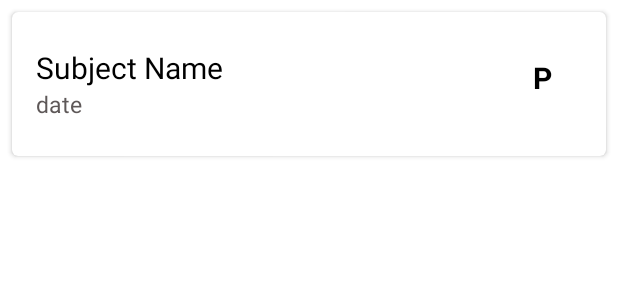
After one commit to SoukainaNadir/StudentTrack, an Android app: the layout item_absence_details.xml on its own in the app's theme, with its tools: preview values and no code run, on a phone screen of 412 x 824 dp. The commit adds this screen. Shown: the top 300 px of the screen. Run offline under Robolectric (Android 15) with nearby library versions, the phone set to English and light mode, and no system bars.

Commit message:
get absences for the student

```diff
--- a/app/src/main/AndroidManifest.xml
+++ b/app/src/main/AndroidManifest.xml
@@ -12,6 +12,9 @@
         android:theme="@style/Theme.StudentTrack"
         tools:targetApi="31">
         <activity
+            android:name=".CheckAbsencesActivity"
+            android:exported="false" />
+        <activity
             android:name=".StartActivity"
             android:exported="true">
             <intent-filter>
@@ -19,7 +22,6 @@
 
                 <category android:name="android.intent.category.LAUNCHER" />
             </intent-filter>
-
         </activity>
         <activity
             android:name=".AbsentDetailsActivity"
@@ -44,7 +46,7 @@
             android:exported="false" />
         <activity
             android:name=".MainActivity"
-            android:exported="false"/>
+            android:exported="false" />
     </application>
 
 </manifest>
--- a/app/src/main/java/com/example/studenttrack/AbsentDetailsActivity.java
+++ b/app/src/main/java/com/example/studenttrack/AbsentDetailsActivity.java
@@ -4,13 +4,10 @@ import androidx.appcompat.app.AppCompatActivity;
 import androidx.appcompat.widget.Toolbar;
 
 import android.database.Cursor;
-import android.database.sqlite.SQLiteDatabase;
 import android.os.Bundle;
-import android.util.Log;
 import android.view.View;
 import android.widget.ImageButton;
 import android.widget.TextView;
-import android.widget.Toast;
 
 public class AbsentDetailsActivity extends AppCompatActivity {
 
--- a/app/src/main/java/com/example/studenttrack/Classitem.java
+++ b/app/src/main/java/com/example/studenttrack/Classitem.java
@@ -39,10 +39,5 @@ public class Classitem {
         this.cid = cid;
     }
 
-    public Classitem(String className, String subjectName){
-        this.className = className;
-        this.subjectName = subjectName;
-
-    }
 
 }
--- a/app/src/main/java/com/example/studenttrack/LoginActivity.java
+++ b/app/src/main/java/com/example/studenttrack/LoginActivity.java
@@ -25,6 +25,7 @@ public class LoginActivity extends AppCompatActivity {
         password = findViewById(R.id.password1);
         signin = findViewById(R.id.signin1);
 
+
         DB = new DBHelper(this);
 
 
@@ -42,6 +43,7 @@ public class LoginActivity extends AppCompatActivity {
                     if (userType.equals("Professor")) {
                         Boolean checkuserpass = DB.checkUsernamePassword(user, pass);
                         if (checkuserpass) {
+
                             Toast.makeText(LoginActivity.this, "Login Successful", Toast.LENGTH_SHORT).show();
                             Intent intent = new Intent(getApplicationContext(), HomeProfActivity.class);
                             startActivity(intent);
@@ -51,9 +53,11 @@ public class LoginActivity extends AppCompatActivity {
                     } else if (userType.equals("Student")) {
                         Boolean checkuserpass = DB.checkUsernamePassword(user, pass);
                         if (checkuserpass) {
+                            String apogee = DB.getApogee(user);
                             Toast.makeText(LoginActivity.this, "Login Successful", Toast.LENGTH_SHORT).show();
                             Intent intent = new Intent(getApplicationContext(), HomeStudentActivity.class);
                             intent.putExtra("username", user);
+                            intent.putExtra("apogee", apogee);
                             startActivity(intent);
                         } else {
                             Toast.makeText(LoginActivity.this, "Invalid Credentials", Toast.LENGTH_SHORT).show();
--- a/app/src/main/java/com/example/studenttrack/MainActivity.java
+++ b/app/src/main/java/com/example/studenttrack/MainActivity.java
@@ -112,6 +112,7 @@ public class MainActivity extends AppCompatActivity {
                             } else if (userType.equals("Student")) {
                                 Intent intent = new Intent(getApplicationContext(), HomeStudentActivity.class);
                                 intent.putExtra("username", user);
+                                intent.putExtra("apogee", apogeeValue);
                                 startActivity(intent);
                             }
                         } else {
--- a/app/src/main/java/com/example/studenttrack/StudentActivity.java
+++ b/app/src/main/java/com/example/studenttrack/StudentActivity.java
@@ -9,9 +9,7 @@ import android.content.Intent;
 import android.database.Cursor;
 import android.os.Bundle;
 import android.util.Log;
-import android.view.Menu;
 import android.view.MenuItem;
-import android.view.View;
 import android.widget.ImageButton;
 import android.widget.TextView;
 import android.widget.Toast;
--- a/app/src/main/res/layout/activity_home_student.xml
+++ b/app/src/main/res/layout/activity_home_student.xml
@@ -28,7 +28,10 @@
         app:layout_constraintTop_toBottomOf="@id/welcome_text"
         app:layout_constraintBottom_toBottomOf="parent"
         app:layout_constraintStart_toStartOf="parent"
-        app:layout_constraintEnd_toEndOf="parent">
+        app:layout_constraintEnd_toEndOf="parent"
+        android:clickable="true"
+        android:focusable="true"
+        android:onClick="onCheckAbsencesClicked">
 
         <RelativeLayout
             android:layout_width="match_parent"
--- /dev/null
+++ b/app/src/main/res/layout/item_absence_details.xml
@@ -0,0 +1,54 @@
+<?xml version="1.0" encoding="utf-8"?>
+<androidx.cardview.widget.CardView xmlns:android="http://schemas.android.com/apk/res/android"
+    android:layout_width="match_parent"
+    android:layout_height="96dp"
+    xmlns:app="http://schemas.android.com/apk/res-auto"
+    app:cardCornerRadius="4dp"
+    android:layout_marginTop="8dp"
+    android:layout_marginRight="8dp"
+    android:layout_marginLeft="8dp"
+    android:background="@color/absent">
+
+    <RelativeLayout
+        android:layout_width="match_parent"
+        android:layout_height="match_parent">
+
+        <LinearLayout
+            android:padding="16dp"
+            android:layout_centerVertical="true"
+            android:layout_width="wrap_content"
+            android:layout_height="wrap_content"
+            android:orientation="vertical">
+
+            <TextView
+                android:id="@+id/subjectname_ab"
+                android:layout_width="wrap_content"
+                android:layout_height="wrap_content"
+                android:text="Subject Name"
+                android:textSize="20sp"
+                android:textColor="#000000"/>
+
+            <TextView
+                android:id="@+id/date_ab"
+                android:layout_width="wrap_content"
+                android:layout_height="wrap_content"
+                android:text="date"
+                android:textSize="15sp"
+                android:textColor="#5E5858"/>
+
+        </LinearLayout>
+        <TextView
+            android:id="@+id/status_ab"
+            android:layout_alignParentRight="true"
+            android:layout_marginRight="36dp"
+            android:layout_marginTop="30dp"
+            android:layout_width="wrap_content"
+            android:layout_height="wrap_content"
+            android:text="P"
+            android:textColor="#000000"
+            android:textSize="20sp"
+            android:textStyle="bold"/>
+    </RelativeLayout>
+
+
+</androidx.cardview.widget.CardView>
```
Also changed, not shown: app/src/main/java/com/example/studenttrack/AbsenceDetails.java (added, +50 -0 lines), app/src/main/java/com/example/studenttrack/AbsenceDetailsAdapter.java (added, +71 -0 lines), app/src/main/java/com/example/studenttrack/CheckAbsencesActivity.java (added, +60 -0 lines), app/src/main/java/com/example/studenttrack/DBHelper.java (+80 -6 lines), app/src/main/java/com/example/studenttrack/HomeStudentActivity.java (+9 -0 lines), app/src/main/res/layout/activity_check_absences.xml (added, +19 -0 lines).
